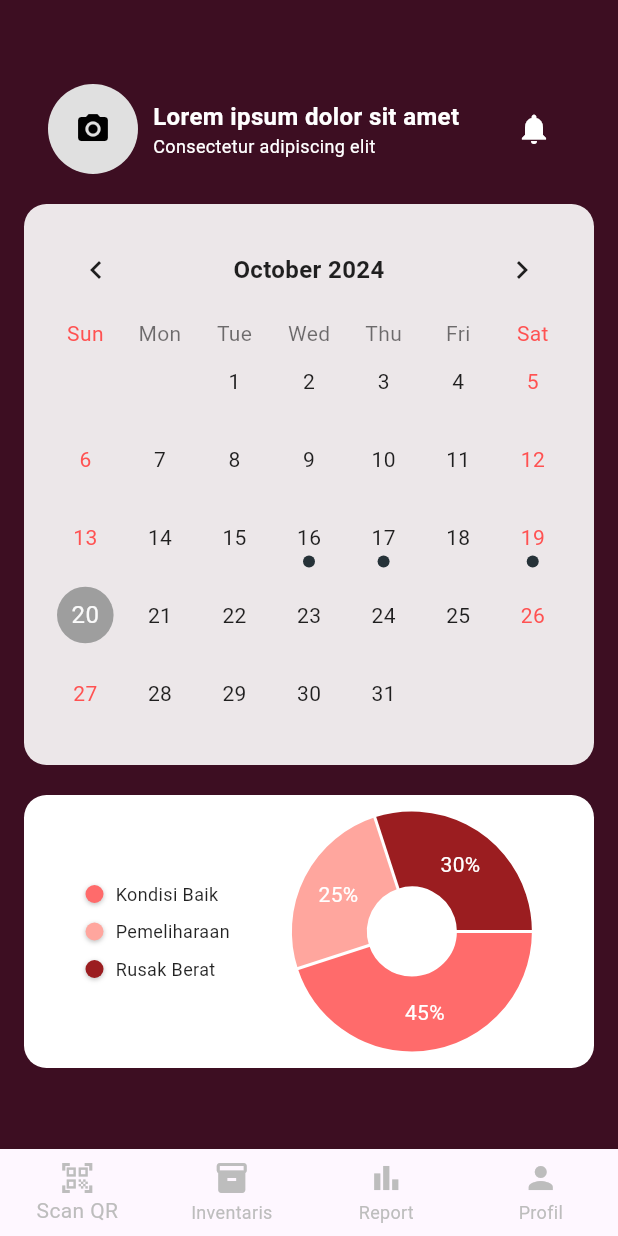
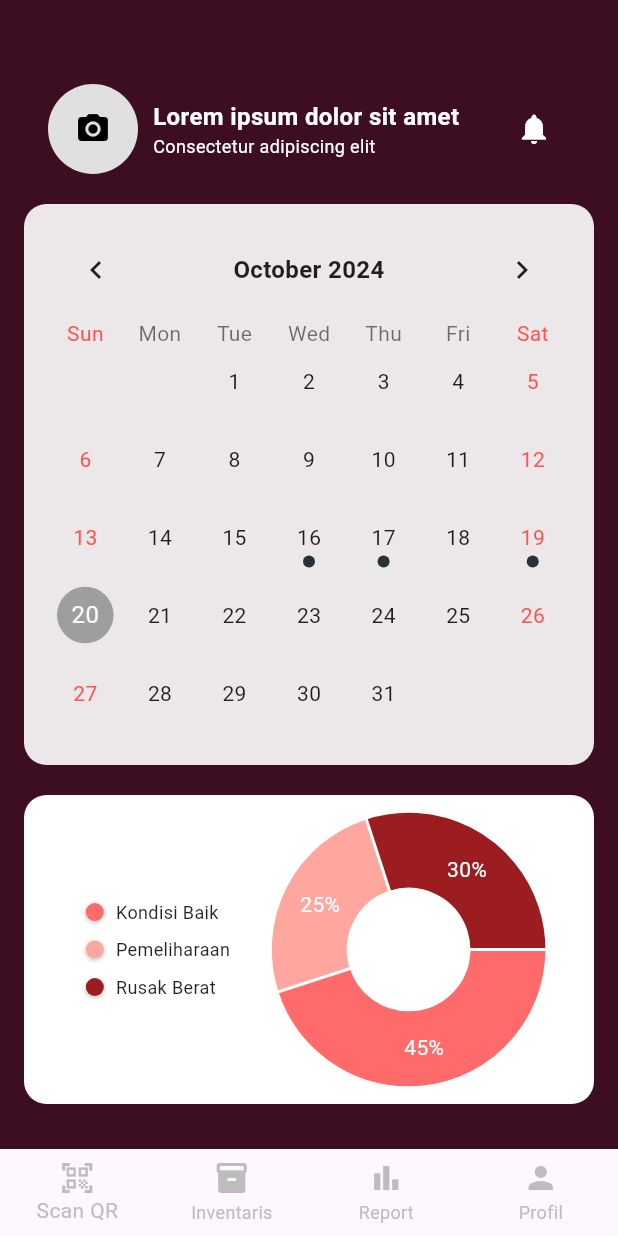
Before and after one commit to Sidqii/OPS_co., a Flutter app: the HomePage screen opened directly, on a phone screen of 412 x 824 dp. Run offline on Flutter 3.47's test engine with Material 3 defaults, Android fonts, the phone set to English and light mode, and no system bars; drawn by our look-alikes of fl_chart, table_calendar; our stand-ins replace flutter_spinkit.

Commit message:
fiveth commit

```diff
--- a/lib/data/chart_data.dart
+++ /dev/null
@@ -1,11 +0,0 @@
-class ChartData {
-  final double kondisiBaik;
-  final double pemeliharaan;
-  final double rusakBerat;
-
-  ChartData({
-    required this.kondisiBaik,
-    required this.pemeliharaan,
-    required this.rusakBerat,
-  });
-}
--- a/lib/layout/home/home_page.dart
+++ b/lib/layout/home/home_page.dart
@@ -3,8 +3,8 @@ import 'package:pusdatin_apk/layout/inventory/inventory_page.dart';
 import 'package:pusdatin_apk/layout/home/profile_page.dart';
 import 'package:pusdatin_apk/layout/home/report_page.dart';
 import 'package:pusdatin_apk/layout/home/scan_page.dart';
-import 'package:pusdatin_apk/widgets/cards/calendar_card.dart';
-import 'package:pusdatin_apk/widgets/cards/chart_card.dart';
+import 'package:pusdatin_apk/widgets/calendar/calendar_card.dart';
+import 'package:pusdatin_apk/widgets/chart/chart_card.dart';
 
 class HomePage extends StatefulWidget {
   @override
--- a/lib/layout/inventory/data_barang_page.dart
+++ b/lib/layout/inventory/data_barang_page.dart
@@ -1,6 +1,6 @@
 import 'package:flutter/material.dart';
 import 'package:pusdatin_apk/data/item.dart';
-import 'package:pusdatin_apk/widgets/cards/data_card.dart';
+import 'package:pusdatin_apk/data/data_barang_card.dart';
 
 class DataBarangPage extends StatelessWidget {
   @override
--- a/lib/repositories/chart_repository.dart
+++ /dev/null
@@ -1,16 +0,0 @@
-import 'dart:async';
-import 'package:pusdatin_apk/data/chart_data.dart';
-
-class ChartRepository {
-  Future<ChartData> fetchChartData() async {
-    // Simulasi waktu tunggu untuk data dummy
-    await Future.delayed(const Duration(seconds: 1));
-
-    // Data dummy
-    return ChartData(
-      kondisiBaik: 45.0,
-      pemeliharaan: 25.0,
-      rusakBerat: 30.0,
-    );
-  }
-}
--- a/lib/widgets/cards/chart_card.dart
+++ /dev/null
@@ -1,154 +0,0 @@
-import 'package:flutter/material.dart';
-import 'package:fl_chart/fl_chart.dart';
-
-class ChartCard extends StatefulWidget {
-  @override
-  _ChartCardState createState() => _ChartCardState();
-}
-
-class _ChartCardState extends State<ChartCard> {
-  int touchedIndex = -1;
-
-  @override
-  Widget build(BuildContext context) {
-    return Container(
-      padding: const EdgeInsets.all(16.0),
-      decoration: BoxDecoration(
-        color: Colors.white,
-        borderRadius: BorderRadius.circular(15),
-      ),
-      child: Row(
-        crossAxisAlignment: CrossAxisAlignment.center,
-        children: [
-          // Legend Section
-          Padding(
-            padding: const EdgeInsets.only(left: 25.0),
-            child: Column(
-              mainAxisSize: MainAxisSize.min,
-              crossAxisAlignment: CrossAxisAlignment.start,
-              children: [
-                Align(
-                  alignment: Alignment.centerLeft,
-                  child: _buildLegendItem('Kondisi Baik', const Color(0xFFFF6B6B)),
-                ),
-                const SizedBox(height: 8),
-                Align(
-                  alignment: Alignment.centerLeft,
-                  child: _buildLegendItem('Pemeliharaan', const Color(0xFFFFA69E)),
-                ),
-                const SizedBox(height: 8),
-                Align(
-                  alignment: Alignment.centerLeft,
-                  child: _buildLegendItem('Rusak Berat', const Color(0xFF9B1D20)),
-                ),
-              ],
-            ),
-          ),
-          const SizedBox(width: 16),
-          // Chart Section
-          Expanded(
-            child: Center(
-              child: SizedBox(
-                height: 150,
-                child: PieChart(
-                  PieChartData(
-                    sections: _getSections(),
-                    sectionsSpace: 2,
-                    centerSpaceRadius: 30,
-                    pieTouchData: PieTouchData(
-                      touchCallback: (FlTouchEvent event, pieTouchResponse) {
-                        setState(() {
-                          if (pieTouchResponse != null &&
-                              pieTouchResponse.touchedSection != null) {
-                            touchedIndex = pieTouchResponse
-                                .touchedSection!.touchedSectionIndex;
-
-                            // Mengatur kembali touchedIndex menjadi -1 setelah 1 detik
-                            Future.delayed(const Duration(seconds: 1), () {
-                              setState(() {
-                                touchedIndex = -1;
-                              });
-                            });
-                          }
-                        });
-                      },
-                    ),
-                  ),
-                  swapAnimationDuration: const Duration(milliseconds: 800),
-                  swapAnimationCurve: Curves.bounceOut,
-                ),
-              ),
-            ),
-          ),
-        ],
-      ),
-    );
-  }
-
-  List<PieChartSectionData> _getSections() {
-    return [
-      _buildAnimatedSection(
-        index: 0,
-        value: 45,
-        color: const Color(0xFFFF6B6B),
-        touchedColor: const Color(0xFFE63946),
-      ),
-      _buildAnimatedSection(
-        index: 1,
-        value: 25,
-        color: const Color(0xFFFFA69E),
-        touchedColor: const Color(0xFFF77F69),
-      ),
-      _buildAnimatedSection(
-        index: 2,
-        value: 30,
-        color: const Color(0xFF9B1D20),
-        touchedColor: const Color(0xFF7F0A0E),
-      ),
-    ];
-  }
-
-  PieChartSectionData _buildAnimatedSection({
-    required int index,
-    required double value,
-    required Color color,
-    required Color touchedColor,
-  }) {
-    // Gunakan TweenAnimationBuilder untuk animasi perubahan warna
-    return PieChartSectionData(
-      color: touchedIndex == index ? touchedColor : color,
-      value: value,
-      title: '${value.toInt()}%',
-      radius: touchedIndex == index ? 60 : 50,
-      titleStyle: const TextStyle(color: Colors.white, fontSize: 14),
-    );
-  }
-
-  Widget _buildLegendItem(String title, Color color) {
-    return Row(
-      crossAxisAlignment: CrossAxisAlignment.center,
-      children: [
-        Container(
-          width: 12,
-          height: 12,
-          decoration: BoxDecoration(
-            color: color,
-            shape: BoxShape.circle,
-            boxShadow: [
-              BoxShadow(
-                color: Colors.black26,
-                offset: const Offset(0, 1),
-                blurRadius: 2,
-              ),
-            ],
-          ),
-        ),
-        const SizedBox(width: 8),
-        Text(
-          title,
-          style: const TextStyle(color: Colors.black87, fontSize: 12),
-        ),
-      ],
-    );
-  }
-}
--- /dev/null
+++ b/lib/widgets/chart/chart_card.dart
@@ -0,0 +1,107 @@
+import 'package:flutter/material.dart';
+import 'package:fl_chart/fl_chart.dart';
+import 'package:pusdatin_apk/widgets/chart/chart_legend.dart';
+import 'package:pusdatin_apk/widgets/chart/chart_section.dart';
+
+class ChartCard extends StatefulWidget {
+  @override
+  _ChartCardState createState() => _ChartCardState();
+}
+
+class _ChartCardState extends State<ChartCard> {
+  int touchedIndex = -1;
+
+  @override
+  Widget build(BuildContext context) {
+    final screenWidth = MediaQuery.of(context).size.width;
+    final chartRadius = screenWidth * 0.2;
+    final padding = screenWidth * 0.05;
+
+    return Container(
+      padding: EdgeInsets.all(padding),
+      decoration: BoxDecoration(
+        color: Colors.white,
+        borderRadius: BorderRadius.circular(15),
+      ),
+      child: Row(
+        crossAxisAlignment: CrossAxisAlignment.center,
+        children: [
+          Padding(
+            padding: EdgeInsets.only(left: padding),
+            child: Column(
+              mainAxisSize: MainAxisSize.min,
+              crossAxisAlignment: CrossAxisAlignment.start,
+              children: const [
+                LegendItemWidget(title: 'Kondisi Baik', color: Color(0xFFFF6B6B)),
+                SizedBox(height: 8),
+                LegendItemWidget(title: 'Pemeliharaan', color: Color(0xFFFFA69E)),
+                SizedBox(height: 8),
+                LegendItemWidget(title: 'Rusak Berat', color: Color(0xFF9B1D20)),
+              ],
+            ),
+          ),
+          const SizedBox(width: 16),
+          Expanded(
+            child: Center(
+              child: SizedBox(
+                height: chartRadius * 2,
+                child: PieChart(
+                  PieChartData(
+                    sections: _getSections(),
+                    sectionsSpace: 2,
+                    centerSpaceRadius: chartRadius / 2,
+                    pieTouchData: PieTouchData(
+                      touchCallback: (FlTouchEvent event, pieTouchResponse) {
+                        setState(() {
+                          if (pieTouchResponse != null &&
+                              pieTouchResponse.touchedSection != null) {
+                            final newIndex = pieTouchResponse.touchedSection!.touchedSectionIndex;
+                            if (newIndex == touchedIndex) {
+                              touchedIndex = -1;
+                            } else {
+                              touchedIndex = newIndex;
+                            }
+                          } else {
+                            touchedIndex = -1;
+                          }
+                        });
+                      },
+                    ),
+                  ),
+                  swapAnimationDuration: const Duration(milliseconds: 800),
+                  swapAnimationCurve: Curves.bounceOut,
+                ),
+              ),
+            ),
+          ),
+        ],
+      ),
+    );
+  }
+
+  List<PieChartSectionData> _getSections() {
+    return [
+      buildPieChartSection(
+        index: 0,
+        value: 45,
+        color: const Color(0xFFFF6B6B),
+        touchedColor: const Color(0xFFE63946),
+        touchedIndex: touchedIndex,
+      ),
+      buildPieChartSection(
+        index: 1,
+        value: 25,
+        color: const Color(0xFFFFA69E),
+        touchedColor: const Color(0xFFF77F69),
+        touchedIndex: touchedIndex,
+      ),
+      buildPieChartSection(
+        index: 2,
+        value: 30,
+        color: const Color(0xFF9B1D20),
+        touchedColor: const Color(0xFF7F0A0E),
+        touchedIndex: touchedIndex,
+      ),
+    ];
+  }
+}
--- /dev/null
+++ b/lib/widgets/chart/chart_legend.dart
@@ -0,0 +1,41 @@
+import 'package:flutter/material.dart';
+
+class LegendItemWidget extends StatelessWidget {
+  final String title;
+  final Color color;
+
+  const LegendItemWidget({
+    Key? key,
+    required this.title,
+    required this.color,
+  }) : super(key: key);
+
+  @override
+  Widget build(BuildContext context) {
+    return Row(
+      crossAxisAlignment: CrossAxisAlignment.center,
+      children: [
+        Container(
+          width: 12,
+          height: 12,
+          decoration: BoxDecoration(
+            color: color,
+            shape: BoxShape.circle,
+            boxShadow: [
+              BoxShadow(
+                color: Colors.black26,
+                offset: const Offset(0, 1),
+                blurRadius: 2,
+              ),
+            ],
+          ),
+        ),
+        const SizedBox(width: 8),
+        Text(
+          title,
+          style: const TextStyle(color: Colors.black87, fontSize: 12),
+        ),
+      ],
+    );
+  }
+}
--- /dev/null
+++ b/lib/widgets/chart/chart_section.dart
@@ -0,0 +1,19 @@
+import 'package:fl_chart/fl_chart.dart';
+import 'package:flutter/material.dart';
+
+// Fungsi yang membangun segmen PieChart
+PieChartSectionData buildPieChartSection({
+  required int index,
+  required double value,
+  required Color color,
+  required Color touchedColor,
+  required int touchedIndex,
+}) {
+  return PieChartSectionData(
+    color: touchedIndex == index ? touchedColor : color,
+    value: value,
+    title: '${value.toInt()}%',
+    radius: touchedIndex == index ? 60 : 50,
+    titleStyle: const TextStyle(color: Colors.white, fontSize: 14),
+  );
+}
```
Also changed, not shown: lib/data/data_barang_card.dart (renamed from lib/widgets/cards/data_card.dart), lib/widgets/calendar/calendar_card.dart (renamed from lib/widgets/cards/calendar_card.dart).
